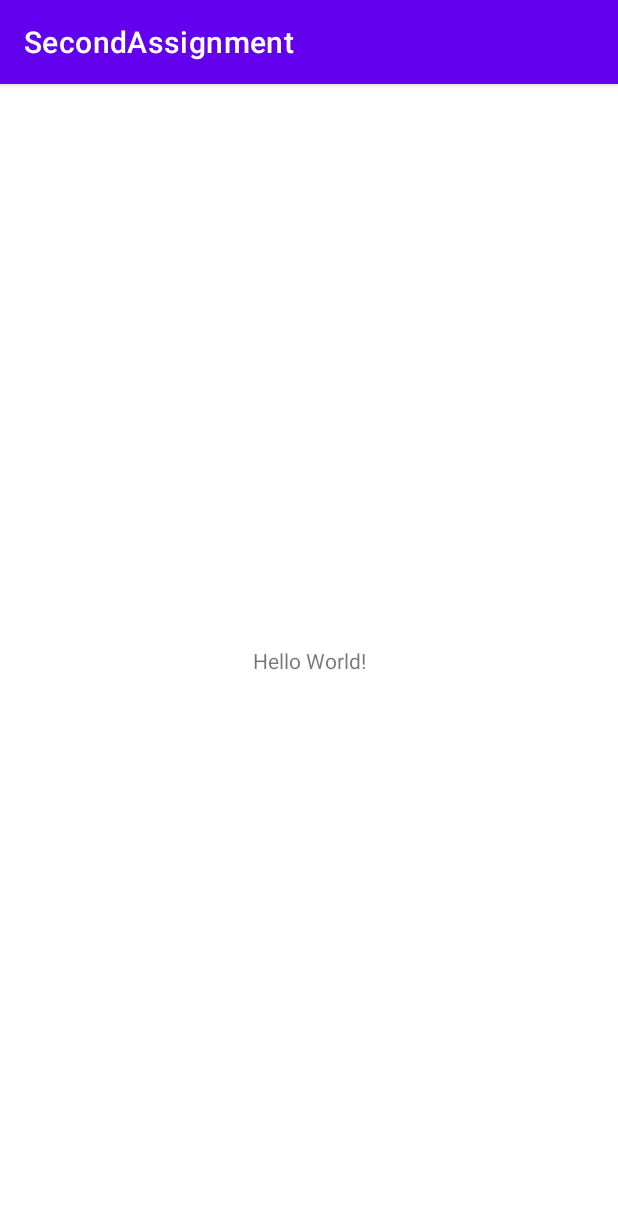
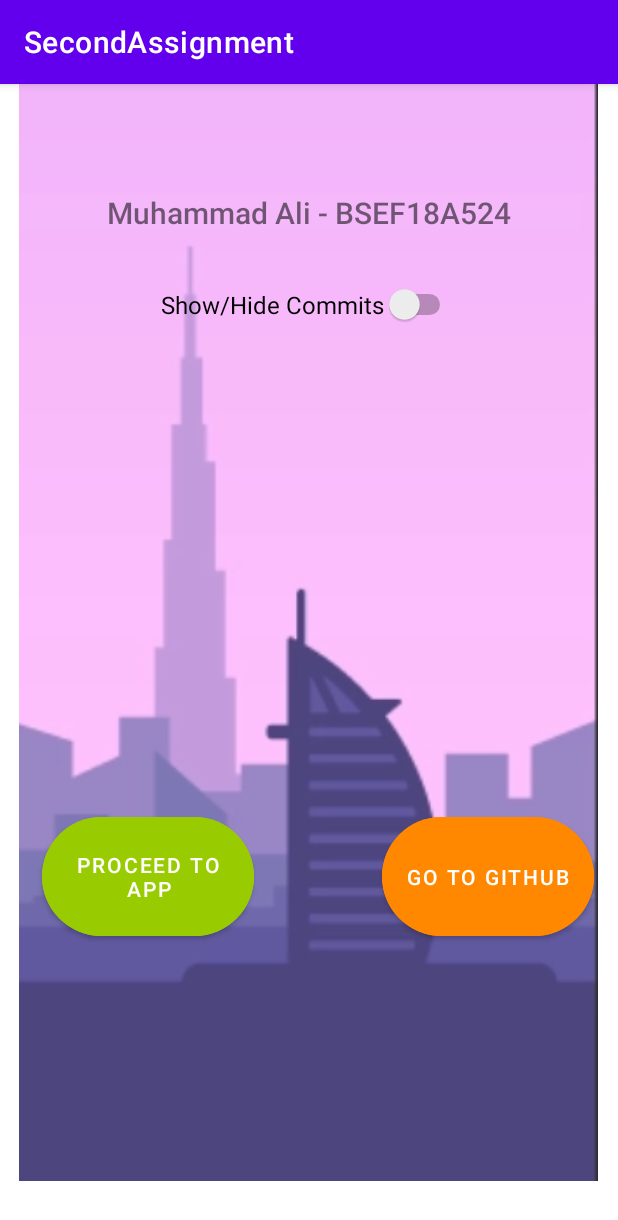
Before and after one commit to aliboy124/MC_Assignment_2, an Android app: the screen it shows after launch (MainActivity), on a phone screen of 412 x 824 dp. Shown: the top 1220 px of the screen. Run offline under Robolectric (Android 15) with nearby library versions, the phone set to English and light mode, and no system bars.

Commit message:
Created Main Page *added text, switch images and button *added constraints *added onClick methods

```diff
--- a/app/src/main/AndroidManifest.xml
+++ b/app/src/main/AndroidManifest.xml
@@ -11,13 +11,13 @@
         android:theme="@style/Theme.SecondAssignment">
         <activity
             android:name=".Exam"
-            android:exported="false" />
+            android:exported="true" />
         <activity
             android:name=".Practice"
-            android:exported="false" />
+            android:exported="true" />
         <activity
             android:name=".AppHome"
-            android:exported="false" />
+            android:exported="true" />
         <activity
             android:name=".MainActivity"
             android:exported="true">
--- a/app/src/main/java/com/example/secondassignment/MainActivity.java
+++ b/app/src/main/java/com/example/secondassignment/MainActivity.java
@@ -2,13 +2,41 @@ package com.example.secondassignment;
 
 import androidx.appcompat.app.AppCompatActivity;
 
+import android.content.Intent;
+import android.net.Uri;
 import android.os.Bundle;
+import android.view.View;
+import android.widget.ImageView;
+import android.widget.Switch;
 
 public class MainActivity extends AppCompatActivity {
+
+
 
     @Override
     protected void onCreate(Bundle savedInstanceState) {
         super.onCreate(savedInstanceState);
         setContentView(R.layout.activity_main);
+        ImageView github = (ImageView) findViewById(R.id.github);
+        github.setVisibility(View.INVISIBLE);
+    }
+    public void goToApp(View view){
+        Intent intent = new Intent(MainActivity.this,AppHome.class);
+        startActivity(intent);
+    }
+    public void goToGithub(View view){
+        Intent intent = new Intent( Intent.ACTION_VIEW , Uri.parse("https://github.com/aliboy124/MC_Assignment_2") );
+        startActivity(intent);
+    }
+    public void switchImage(View view){
+        Switch sw = (Switch) findViewById(R.id.switch1);
+        ImageView github = (ImageView) findViewById(R.id.github);
+        if(sw.isChecked()){
+            github.setVisibility(View.VISIBLE);
+        }
+        else{
+            github.setVisibility(View.INVISIBLE);
+        }
+
     }
 }
--- a/app/src/main/res/layout/activity_main.xml
+++ b/app/src/main/res/layout/activity_main.xml
@@ -6,13 +6,80 @@
     android:layout_height="match_parent"
     tools:context=".MainActivity">
 
+    <ImageView
+        android:id="@+id/imageView2"
+        android:layout_width="411dp"
+        android:layout_height="731dp"
+        app:srcCompat="@drawable/main_background" />
+
+    <Button
+        android:id="@+id/button2"
+        android:layout_width="141dp"
+        android:layout_height="91dp"
+        android:layout_marginTop="132dp"
+        android:backgroundTint="@android:color/holo_green_light"
+        android:onClick="goToApp"
+        android:text="Proceed to App"
+        app:cornerRadius="50dp"
+        app:layout_constraintBottom_toBottomOf="parent"
+        app:layout_constraintEnd_toEndOf="parent"
+        app:layout_constraintHorizontal_bias="0.103"
+        app:layout_constraintStart_toStartOf="parent"
+        app:layout_constraintTop_toBottomOf="@+id/github"
+        app:layout_constraintVertical_bias="0.0" />
+
     <TextView
+        android:id="@+id/textView"
+        android:layout_width="345dp"
+        android:layout_height="37dp"
+        android:layout_marginTop="72dp"
+        android:fontFamily="sans-serif-medium"
+        android:text="Muhammad Ali - BSEF18A524"
+        android:textAlignment="center"
+        android:textSize="20sp"
+        app:layout_constraintEnd_toEndOf="parent"
+        app:layout_constraintStart_toStartOf="parent"
+        app:layout_constraintTop_toTopOf="@+id/imageView2" />
+
+    <Button
+        android:id="@+id/button"
+        android:layout_width="141dp"
+        android:layout_height="91dp"
+        android:layout_marginTop="132dp"
+        android:backgroundTint="@android:color/holo_orange_dark"
+        android:onClick="goToGithub"
+        android:text="Go to Github"
+        app:cornerRadius="50dp"
+        app:layout_constraintBottom_toBottomOf="parent"
+        app:layout_constraintEnd_toEndOf="parent"
+        app:layout_constraintHorizontal_bias="0.94"
+        app:layout_constraintStart_toStartOf="parent"
+        app:layout_constraintTop_toBottomOf="@+id/github"
+        app:layout_constraintVertical_bias="0.0" />
+
+    <ImageView
+        android:id="@+id/github"
+        android:layout_width="354dp"
+        android:layout_height="162dp"
+        android:layout_marginTop="28dp"
+        app:layout_constraintEnd_toEndOf="parent"
+        app:layout_constraintHorizontal_bias="0.491"
+        app:layout_constraintStart_toStartOf="parent"
+        app:layout_constraintTop_toBottomOf="@+id/switch1"
+        app:srcCompat="@drawable/github"
+        tools:visibility="visible" />
+
+    <Switch
+        android:id="@+id/switch1"
         android:layout_width="wrap_content"
         android:layout_height="wrap_content"
-        android:text="Hello World!"
-        app:layout_constraintBottom_toBottomOf="parent"
-        app:layout_constraintLeft_toLeftOf="parent"
-        app:layout_constraintRight_toRightOf="parent"
-        app:layout_constraintTop_toTopOf="parent" />
-
+        android:layout_marginTop="24dp"
+        android:checked="false"
+        android:onClick="switchImage"
+        android:text="Show/Hide Commits"
+        android:textSize="16sp"
+        app:layout_constraintEnd_toEndOf="parent"
+        app:layout_constraintHorizontal_bias="0.497"
+        app:layout_constraintStart_toStartOf="parent"
+        app:layout_constraintTop_toBottomOf="@+id/textView" />
 </androidx.constraintlayout.widget.ConstraintLayout>
```
Also changed, not shown: app/src/main/assets/App_Background.webp (added), app/src/main/assets/Main_background.webp (added), app/src/main/assets/github.png (added), app/src/main/res/drawable/app_background.webp (added), app/src/main/res/drawable/ghunna.png (added), app/src/main/res/drawable/github.png (added), app/src/main/res/drawable/halqiyah.png (added), app/src/main/res/drawable/lahatiyah.png (added), app/src/main/res/drawable/lisaviyah.png (added), app/src/main/res/drawable/main_background.webp (added), app/src/main/res/drawable/makharij_13.png (added), app/src/main/res/drawable/makharij_15_16.png (added), app/src/main/res/drawable/makharij_17.png (added), app/src/main/res/drawable/nit_eeyah.png (added), 2 more files.
